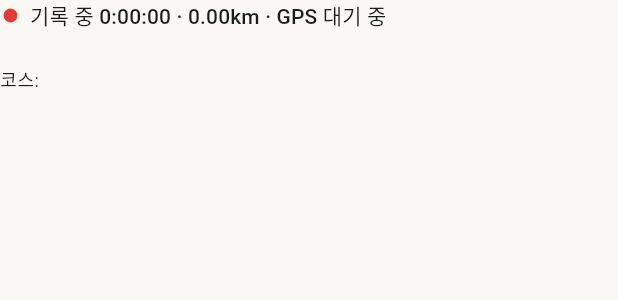
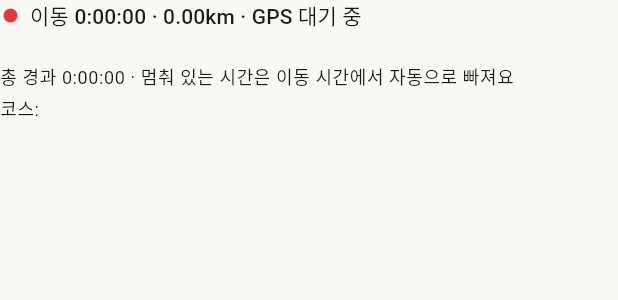
Before and after one commit to JakeSeo/sannote, a Flutter app: the _LiveHeader widget shown alone on an empty page, opened directly with empty values, on a phone screen of 412 x 824 dp. Shown: the top 300 px of the screen. Run offline on Flutter 3.47's test engine with Material 3 defaults, Android fonts, the phone set to English and light mode, and no system bars; our stand-ins replace drift, drift_flutter, flutter_riverpod, geolocator, supabase_flutter; missing offline and left inert: flutter_naver_map; accounts and stored records are empty; generated files the repository leaves out were written again; network calls fail.

Commit message:
소요시간을 이동 시간으로: 점 사이 간격 중 움직인 구간만 합산(스키마 v4 moving_sec, 옛 기록 자동 채움), 10분 무이동 시 종료 제안
- 자동 일시정지 상태기계 대신 계속 리스닝 + 계산 방식. 수동 일시정지는 유지
- 시트 헤더에 이동 시간·총 경과·무이동 안내, 기록 상세에 이동/총 시간 표시

Co-Authored-By: Claude Fable 5.1 <noreply@anthropic.com>

```diff
--- a/lib/features/map/presentation/views/sheet/stats_sheet_content.dart
+++ b/lib/features/map/presentation/views/sheet/stats_sheet_content.dart
@@ -103,8 +103,11 @@ class _LiveHeader extends StatelessWidget {
   @override
   Widget build(BuildContext context) {
     final text = Theme.of(context).textTheme;
-    final e = recording.elapsed;
-    final elapsed = '${e.inHours}:${(e.inMinutes % 60).toString().padLeft(2, '0')}:${(e.inSeconds % 60).toString().padLeft(2, '0')}';
+    String fmt(Duration e) =>
+        '${e.inHours}:${(e.inMinutes % 60).toString().padLeft(2, '0')}:${(e.inSeconds % 60).toString().padLeft(2, '0')}';
+    final elapsed = fmt(recording.movingTime);
+    final total = fmt(recording.elapsed);
+    final idleMin = recording.idleFor.inMinutes;
     final since = recording.lastFixAt == null ? null : DateTime.now().difference(recording.lastFixAt!).inSeconds;
     return Column(
       crossAxisAlignment: CrossAxisAlignment.start,
@@ -115,7 +118,7 @@ class _LiveHeader extends StatelessWidget {
                 size: 14, color: recording.isPaused ? Theme.of(context).colorScheme.outline : const Color(0xFFE53935)),
             const SizedBox(width: 6),
             Text(
-              '${recording.isPaused ? '일시정지' : '기록 중'} $elapsed · ${recording.distanceKm.toStringAsFixed(2)}km · '
+              '${recording.isPaused ? '일시정지' : '이동'} $elapsed · ${recording.distanceKm.toStringAsFixed(2)}km · '
               'GPS ${recording.track.isEmpty ? '대기 중' : '${recording.track.length}점${since == null ? '' : ' ($since초 전)'}'}',
               style: text.titleSmall?.copyWith(fontFeatures: const [FontFeature.tabularFigures()]),
             ),
@@ -125,6 +128,13 @@ class _LiveHeader extends StatelessWidget {
           const SizedBox(height: 4),
           Text(recording.error!, style: text.bodySmall?.copyWith(color: Theme.of(context).colorScheme.error)),
         ],
+        const SizedBox(height: 2),
+        Text(
+          !recording.isPaused && recording.track.isNotEmpty && idleMin >= 3
+              ? '총 경과 $total · $idleMin분 동안 움직임이 없어요. 멈춘 시간은 이동 시간에 들어가지 않아요. 도착했다면 [정지]를 눌러주세요.'
+              : '총 경과 $total · 멈춰 있는 시간은 이동 시간에서 자동으로 빠져요',
+          style: text.bodySmall,
+        ),
         if (recording.course != null) ...[
           const SizedBox(height: 4),
           Text('코스: ${recording.course!.course.name}', style: text.bodySmall),
--- a/lib/features/records/domain/entities/hike.dart
+++ b/lib/features/records/domain/entities/hike.dart
@@ -29,6 +29,7 @@ class Hike {
     required this.syncedAt,
     required this.visitId,
     this.pausedSec = 0,
+    this.movingSec = 0,
   });
 
   final String id;
@@ -47,10 +48,17 @@ class Hike {
   final DateTime? syncedAt;
   final String? visitId;
 
-  /// 일시정지 누적 초 (소요시간에서 제외)
+  /// 수동 일시정지 누적 초
   final int pausedSec;
 
-  Duration get duration => (endedAt ?? DateTime.now()).difference(startedAt) - Duration(seconds: pausedSec);
+  /// 이동 시간(초). 0이면(옛 기록·점 없음) 총 경과에서 일시정지를 뺀 값을 대신 쓴다
+  final int movingSec;
+
+  /// 총 경과 (시작~종료, 일시정지 제외)
+  Duration get totalDuration => (endedAt ?? DateTime.now()).difference(startedAt) - Duration(seconds: pausedSec);
+
+  /// 표시용 소요시간 = 이동 시간. 멈춰 있던 시간(도착 후 종료를 잊은 경우 등)은 빠진다
+  Duration get duration => movingSec > 0 ? Duration(seconds: movingSec) : totalDuration;
   int get durationMin => duration.inMinutes;
   bool get hasCourse => courseId != null;
   String get displayName => courseName ?? '자유 산행';
--- a/lib/features/records/domain/repositories/hike_repository.dart
+++ b/lib/features/records/domain/repositories/hike_repository.dart
@@ -24,9 +24,13 @@ abstract interface class HikeRepository {
     String? courseName,
     String? mountainGroup,
     int pausedSec = 0,
+    int movingSec = 0,
   });
 
   Future<void> markSynced(String hikeId, {required String visitId, required DateTime syncedAt});
+
+  /// 옛 기록의 이동 시간 채우기 (스키마 v4 이전 기록)
+  Future<void> updateMovingSec(String hikeId, int movingSec);
 
   Future<void> delete(String hikeId);
 
--- a/lib/features/records/presentation/viewmodels/recording_view_model.dart
+++ b/lib/features/records/presentation/viewmodels/recording_view_model.dart
@@ -10,6 +10,7 @@ import '../../data/repositories/hike_repository_impl.dart';
 import '../../domain/entities/hike.dart';
 import '../../domain/entities/track_point.dart';
 import '../../domain/usecases/compute_course_coverage.dart';
+import '../../domain/usecases/compute_moving_time.dart';
 import '../../../courses/domain/usecases/get_course_summaries.dart';
 import '../../domain/usecases/finish_hike.dart';
 import '../../domain/usecases/match_course.dart';
@@ -28,6 +29,9 @@ class RecordingState {
     this.isPaused = false,
     this.pausedTotal = Duration.zero,
     this.pausedSince,
+    this.lastMovedAt,
+    this.movingTime = Duration.zero,
+    this.lastFix,
   });
 
   /// 진행 중 산행 (null = 기록 안 함)
@@ -48,6 +52,16 @@ class RecordingState {
   final Duration pausedTotal;
   final DateTime? pausedSince;
 
+  /// 마지막으로 이동(5m 이상)이 감지된 시각. 도착 후 종료를 잊었는지 판단용
+  final DateTime? lastMovedAt;
+
+  /// 실시간 이동 시간 (ComputeMovingTime과 같은 규칙으로 누적)
+  final Duration movingTime;
+  final TrackPoint? lastFix;
+
+  /// 움직임이 없는 시간
+  Duration get idleFor => lastMovedAt == null ? Duration.zero : DateTime.now().difference(lastMovedAt!);
+
   bool get isRecording => hike != null;
 
   Duration get pausedSoFar =>
@@ -67,6 +81,9 @@ class RecordingState {
     bool? isPaused,
     Duration? pausedTotal,
     Object? pausedSince = _keep,
+    Object? lastMovedAt = _keep,
+    Duration? movingTime,
+    Object? lastFix = _keep,
   }) =>
       RecordingState(
         hike: hike == _keep ? this.hike : hike as Hike?,
@@ -79,6 +96,9 @@ class RecordingState {
         isPaused: isPaused ?? this.isPaused,
         pausedTotal: pausedTotal ?? this.pausedTotal,
         pausedSince: pausedSince == _keep ? this.pausedSince : pausedSince as DateTime?,
+        lastMovedAt: lastMovedAt == _keep ? this.lastMovedAt : lastMovedAt as DateTime?,
+        movingTime: movingTime ?? this.movingTime,
+        lastFix: lastFix == _keep ? this.lastFix : lastFix as TrackPoint?,
       );
   static const _keep = Object();
 }
@@ -110,7 +130,7 @@ class RecordingViewModel extends Notifier<RecordingState> {
   Future<void> start({CourseSummary? course}) async {
     if (state.isRecording) return;
     final hike = await ref.read(startHikeProvider).call(course: course?.course);
-    state = RecordingState(hike: hike, course: course);
+    state = RecordingState(hike: hike, course: course, lastMovedAt: DateTime.now());
     _listen();
     debugPrint('[record] 시작: ${course?.course.name ?? '자유 산행'} (${ref.read(locationServiceProvider).label})');
   }
@@ -155,7 +175,7 @@ class RecordingViewModel extends Notifier<RecordingState> {
     });
   }
 
-  /// 일시정지: 위치 저장 중단, 경과 시간 멈춤 (스트림은 유지해 재시작이 즉시 되도록)
+  /// 수동 일시정지: 버스 탑승처럼 의도적으로 빼고 싶을 때. 위치 저장 중단, 시간 제외 (스트림은 유지)
   void pause() {
     if (!state.isRecording || state.isPaused) return;
     state = state.copyWith(isPaused: true, pausedSince: DateTime.now());
@@ -165,22 +185,28 @@ class RecordingViewModel extends Notifier<RecordingState> {
   void resumeRecording() {
     if (!state.isRecording || !state.isPaused) return;
     final since = state.pausedSince;
+    final now = DateTime.now();
     state = state.copyWith(
       isPaused: false,
-      pausedTotal: state.pausedTotal + (since == null ? Duration.zero : DateTime.now().difference(since)),
+      pausedTotal: state.pausedTotal + (since == null ? Duration.zero : now.difference(since)),
       pausedSince: null,
+      lastFix: null, // 재시작 뒤 첫 점부터 다시 이동 시간을 잇는다
     );
     debugPrint('[record] 재시작 (누적 일시정지 ${state.pausedTotal.inSeconds}초)');
   }
 
+  /// 움직임이 [threshold] 이상 없으면 true → UI가 "도착하셨나요?" 확인을 띄운다 (자동 종료는 하지 않음)
+  bool shouldAskFinish({Duration threshold = const Duration(minutes: 10)}) =>
+      state.isRecording && !state.isPaused && state.track.isNotEmpty && state.idleFor >= threshold;
+
   Future<void> _onFix(GeoPoint p) async {
     final hike = state.hike;
     if (hike == null) return;
+    final now = DateTime.now();
     if (state.isPaused) {
-      state = state.copyWith(lastFixAt: DateTime.now(), error: null);
+      state = state.copyWith(lastFixAt: now, error: null);
       return;
     }
-    final now = DateTime.now();
     if (state.track.length < 3 || state.track.length % 20 == 0) {
       debugPrint('[record] 위치 수신 #${state.track.length + 1}: ${p.lat.toStringAsFixed(5)}, ${p.lon.toStringAsFixed(5)}');
     }
@@ -192,8 +218,19 @@ class RecordingViewModel extends Notifier<RecordingState> {
       return;
     }
     final track = [...state.track, p];
-    // 실시간 거리도 종료 시와 같은 규칙(5m 미만 떨림 무시)으로 계산
-    state = state.copyWith(track: track, distanceKm: FinishHike.trackDistanceKmOf(track), lastFixAt: now, error: null);
+    final fix = TrackPoint(recordedAt: now, position: p);
+    // 이동 시간: 이전 점과의 간격 중 실제로 움직인 구간만 누적 (종료 시 ComputeMovingTime과 같은 규칙)
+    final prev = state.lastFix;
+    final step = prev == null ? Duration.zero : ComputeMovingTime.step(prev.recordedAt, prev.position, now, p);
+    state = state.copyWith(
+      track: track,
+      distanceKm: FinishHike.trackDistanceKmOf(track), // 실시간 거리도 종료 시와 같은 규칙(5m 미만 떨림 무시)
+      lastFixAt: now,
+      lastFix: fix,
+      movingTime: state.movingTime + step,
+      lastMovedAt: step > Duration.zero || prev == null ? now : state.lastMovedAt,
+      error: null,
+    );
   }
 
   /// [종료] 1단계: 어느 코스를 걸었는지 판별.
@@ -226,7 +263,7 @@ class RecordingViewModel extends Notifier<RecordingState> {
     );
     debugPrint('[record] 종료: ${course?.course.name ?? '자유 산행'} → ${status.name}, '
         '커버율 ${coverage == null ? '-' : '${(coverage * 100).round()}%'}, '
-        '${state.track.length}점 ${state.distanceKm.toStringAsFixed(2)}km');
+        '${state.track.length}점 ${state.distanceKm.toStringAsFixed(2)}km, 이동 ${state.movingTime.inSeconds}초 / 총 ${state.elapsed.inSeconds}초');
     state = const RecordingState();
     if (status == HikeStatus.completed && course != null) {
       unawaited(ref.read(syncVisitsProvider).call());
--- a/lib/features/records/presentation/views/hike_detail_page.dart
+++ b/lib/features/records/presentation/views/hike_detail_page.dart
@@ -53,7 +53,7 @@ class HikeDetailPage extends ConsumerWidget {
                         children: [
                           _Stat('날짜', '${h.startedAt.year}.${h.startedAt.month}.${h.startedAt.day}'),
                           _Stat('거리', '${h.distanceKm.toStringAsFixed(2)}km'),
-                          _Stat('시간', formatMinutes(h.durationMin)),
+                          _Stat('이동 시간', formatMinutes(h.durationMin)),
                           _Stat(
                             '상태',
                             switch (h.status) {
@@ -71,6 +71,7 @@ class HikeDetailPage extends ConsumerWidget {
                   Text(
                     [
                       'GPS 점 ${d.track.length}개',
+                      '총 경과 ${formatMinutes(h.totalDuration.inMinutes)}',
                       if (!h.hasCourse) '자유 산행 (코스 미확정)',
                       if (h.coverage != null) '코스 커버율 약 ${(h.coverage! * 100).round()}%',
                       if (h.isCompleted) (h.syncedAt == null ? '서버 전송 대기' : '서버 전송 완료'),
--- a/lib/main.dart
+++ b/lib/main.dart
@@ -8,6 +8,7 @@ import 'core/auth/auth_service.dart';
 import 'core/env/env.dart';
 import 'core/map/naver_map_init.dart';
 import 'core/supabase/supabase_client.dart';
+import 'features/records/domain/usecases/backfill_moving_time.dart';
 import 'features/records/domain/usecases/sync_visits.dart';
 
 Future<void> main() async {
@@ -20,6 +21,7 @@ Future<void> main() async {
   final container = ProviderContainer();
   // 익명 로그인과 대기 중인 완주 기록 전송은 앱 시작을 막지 않는다 (실패해도 로컬 기록은 유지)
   unawaited(container.read(authServiceProvider).ensureSession().then((_) => container.read(syncVisitsProvider).call()));
+  unawaited(container.read(backfillMovingTimeProvider).call());
 
   runApp(UncontrolledProviderScope(container: container, child: const SannoteApp()));
 }
```
Also changed, not shown: lib/core/db/app_database.dart (+9 -2 lines), lib/features/map/presentation/views/map_home_page.dart (+36 -1 lines), lib/features/records/data/repositories/hike_repository_impl.dart (+7 -0 lines), lib/features/records/domain/usecases/backfill_moving_time.dart (added, +31 -0 lines), lib/features/records/domain/usecases/compute_moving_time.dart (added, +32 -0 lines), lib/features/records/domain/usecases/finish_hike.dart (+6 -2 lines), lib/core/db/app_database.g.dart, 1 other file.
